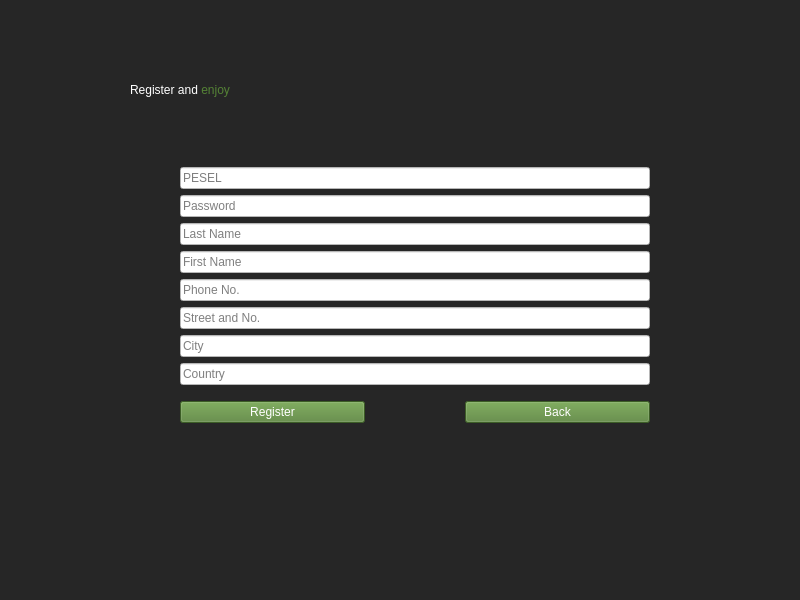
First picture: the form in registerview.ui, repository wcislak97/ProdigyLibrary, before the edit.
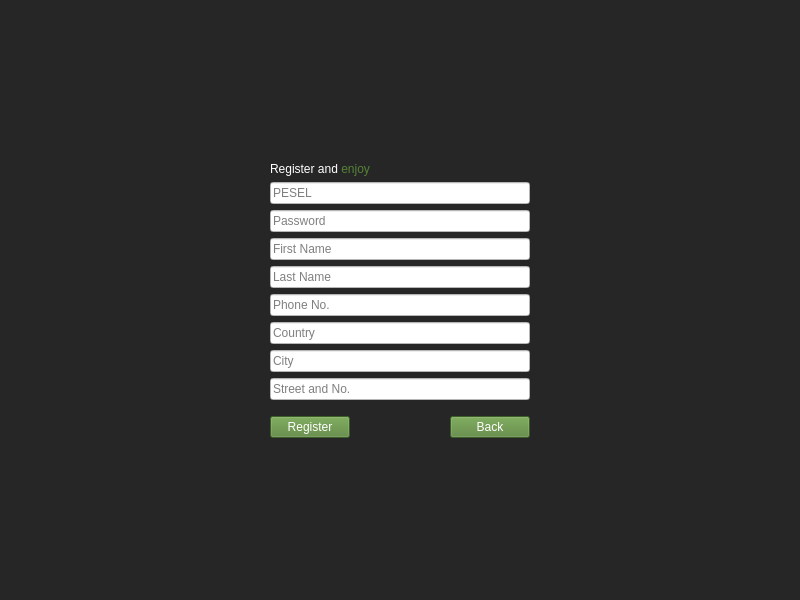
Second picture: the form after the edit.

What changed in the file:
```diff
--- a/registerview.ui
+++ b/registerview.ui
@@ -19,15 +19,8 @@
   <property name="styleSheet">
    <string notr="true">background-color: rgb(38, 38, 38);</string>
   </property>
-  <widget class="QWidget" name="gridLayoutWidget_2">
-   <property name="geometry">
-    <rect>
-     <x>130</x>
-     <y>40</y>
-     <width>570</width>
-     <height>383</height>
-    </rect>
-   </property>
+  <layout class="QVBoxLayout" name="verticalLayout_2">
+   <item>
    <layout class="QGridLayout" name="gridLayout_2">
     <property name="topMargin">
      <number>0</number>
@@ -36,8 +29,38 @@
      <number>6</number>
     </property>
     <item row="0" column="1">
+      <layout class="QVBoxLayout" name="verticalLayout">
+       <item>
      <layout class="QHBoxLayout" name="horizontalLayout">
       <item>
+          <spacer name="horizontalSpacer">
+           <property name="orientation">
+            <enum>Qt::Horizontal</enum>
+           </property>
+           <property name="sizeHint" stdset="0">
+            <size>
+             <width>40</width>
+             <height>20</height>
+            </size>
+           </property>
+          </spacer>
+         </item>
+         <item>
+          <layout class="QVBoxLayout" name="verticalLayout_3">
+           <item>
+            <spacer name="verticalSpacer">
+             <property name="orientation">
+              <enum>Qt::Vertical</enum>
+             </property>
+             <property name="sizeHint" stdset="0">
+              <size>
+               <width>20</width>
+               <height>40</height>
+              </size>
+             </property>
+            </spacer>
+           </item>
+           <item>
        <widget class="QLabel" name="label_welcome">
         <property name="layoutDirection">
          <enum>Qt::LeftToRight</enum>
@@ -54,20 +77,7 @@
         </property>
        </widget>
       </item>
-     </layout>
-    </item>
-    <item row="4" column="1">
-     <layout class="QGridLayout" name="gridLayout_lineEdit_login" columnstretch="0">
-      <property name="leftMargin">
-       <number>50</number>
-      </property>
-      <property name="topMargin">
-       <number>20</number>
-      </property>
-      <property name="rightMargin">
-       <number>50</number>
-      </property>
-      <item row="0" column="0">
+           <item>
        <widget class="QLineEdit" name="lineEdit_pesel">
         <property name="styleSheet">
          <string notr="true">background-color: rgb(255, 255, 255);
@@ -81,21 +91,7 @@
         </property>
        </widget>
       </item>
-      <item row="3" column="0">
-       <widget class="QLineEdit" name="lineEdit_last_name">
-        <property name="styleSheet">
-         <string notr="true">background-color: rgb(255, 255, 255);
-color: rgb(0, 0, 0);</string>
-        </property>
-        <property name="text">
-         <string/>
-        </property>
-        <property name="placeholderText">
-         <string>Last Name</string>
-        </property>
-       </widget>
-      </item>
-      <item row="1" column="0">
+           <item>
        <widget class="QLineEdit" name="lineEdit_password">
         <property name="styleSheet">
          <string notr="true">background-color: rgb(255, 255, 255);
@@ -112,7 +108,86 @@
         </property>
        </widget>
       </item>
-      <item row="6" column="0">
+           <item>
+            <widget class="QLineEdit" name="lineEdit_first_name">
+             <property name="styleSheet">
+              <string notr="true">background-color: rgb(255, 255, 255);
+color: rgb(0, 0, 0);</string>
+             </property>
+             <property name="text">
+              <string/>
+             </property>
+             <property name="echoMode">
+              <enum>QLineEdit::Normal</enum>
+             </property>
+             <property name="placeholderText">
+              <string>First Name</string>
+             </property>
+            </widget>
+           </item>
+           <item>
+            <widget class="QLineEdit" name="lineEdit_last_name">
+             <property name="styleSheet">
+              <string notr="true">background-color: rgb(255, 255, 255);
+color: rgb(0, 0, 0);</string>
+             </property>
+             <property name="text">
+              <string/>
+             </property>
+             <property name="placeholderText">
+              <string>Last Name</string>
+             </property>
+            </widget>
+           </item>
+           <item>
+            <widget class="QLineEdit" name="lineEdit_phone_number">
+             <property name="styleSheet">
+              <string notr="true">background-color: rgb(255, 255, 255);
+color: rgb(0, 0, 0);</string>
+             </property>
+             <property name="text">
+              <string/>
+             </property>
+             <property name="echoMode">
+              <enum>QLineEdit::Normal</enum>
+             </property>
+             <property name="placeholderText">
+              <string>Phone No.</string>
+             </property>
+            </widget>
+           </item>
+           <item>
+            <widget class="QLineEdit" name="lineEdit_country">
+             <property name="styleSheet">
+              <string notr="true">background-color: rgb(255, 255, 255);
+color: rgb(0, 0, 0);</string>
+             </property>
+             <property name="text">
+              <string/>
+             </property>
+             <property name="placeholderText">
+              <string>Country</string>
+             </property>
+            </widget>
+           </item>
+           <item>
+            <widget class="QLineEdit" name="lineEdit_city">
+             <property name="styleSheet">
+              <string notr="true">background-color: rgb(255, 255, 255);
+color: rgb(0, 0, 0);</string>
+             </property>
+             <property name="text">
+              <string/>
+             </property>
+             <property name="echoMode">
+              <enum>QLineEdit::Normal</enum>
+             </property>
+             <property name="placeholderText">
+              <string>City</string>
+             </property>
+            </widget>
+           </item>
+           <item>
        <widget class="QLineEdit" name="lineEdit_street_and_number">
         <property name="styleSheet">
          <string notr="true">background-color: rgb(255, 255, 255);
@@ -126,7 +201,7 @@
         </property>
        </widget>
       </item>
-      <item row="9" column="0">
+           <item>
        <layout class="QHBoxLayout" name="horizontalLayout_buttons">
         <property name="spacing">
          <number>100</number>
@@ -559,75 +634,41 @@
         </item>
        </layout>
       </item>
-      <item row="7" column="0">
-       <widget class="QLineEdit" name="lineEdit_city">
-        <property name="styleSheet">
-         <string notr="true">background-color: rgb(255, 255, 255);
-color: rgb(0, 0, 0);</string>
-        </property>
-        <property name="text">
-         <string/>
-        </property>
-        <property name="echoMode">
-         <enum>QLineEdit::Normal</enum>
-        </property>
-        <property name="placeholderText">
-         <string>City</string>
-        </property>
-       </widget>
-      </item>
-      <item row="5" column="0">
-       <widget class="QLineEdit" name="lineEdit_phone_number">
-        <property name="styleSheet">
-         <string notr="true">background-color: rgb(255, 255, 255);
-color: rgb(0, 0, 0);</string>
-        </property>
-        <property name="text">
-         <string/>
-        </property>
-        <property name="echoMode">
-         <enum>QLineEdit::Normal</enum>
-        </property>
-        <property name="placeholderText">
-         <string>Phone No.</string>
-        </property>
-       </widget>
-      </item>
-      <item row="8" column="0">
-       <widget class="QLineEdit" name="lineEdit_country">
-        <property name="styleSheet">
-         <string notr="true">background-color: rgb(255, 255, 255);
-color: rgb(0, 0, 0);</string>
-        </property>
-        <property name="text">
-         <string/>
-        </property>
-        <property name="placeholderText">
-         <string>Country</string>
-        </property>
-       </widget>
-      </item>
-      <item row="4" column="0">
-       <widget class="QLineEdit" name="lineEdit_first_name">
-        <property name="styleSheet">
-         <string notr="true">background-color: rgb(255, 255, 255);
-color: rgb(0, 0, 0);</string>
-        </property>
-        <property name="text">
-         <string/>
-        </property>
-        <property name="echoMode">
-         <enum>QLineEdit::Normal</enum>
-        </property>
-        <property name="placeholderText">
-         <string>First Name</string>
-        </property>
-       </widget>
+           <item>
+            <spacer name="verticalSpacer_2">
+             <property name="orientation">
+              <enum>Qt::Vertical</enum>
+             </property>
+             <property name="sizeHint" stdset="0">
+              <size>
+               <width>20</width>
+               <height>40</height>
+              </size>
+             </property>
+            </spacer>
+           </item>
+          </layout>
+         </item>
+         <item>
+          <spacer name="horizontalSpacer_2">
+           <property name="orientation">
+            <enum>Qt::Horizontal</enum>
+           </property>
+           <property name="sizeHint" stdset="0">
+            <size>
+             <width>40</width>
+             <height>20</height>
+            </size>
+           </property>
+          </spacer>
+         </item>
+        </layout>
       </item>
      </layout>
     </item>
    </layout>
-  </widget>
+   </item>
+  </layout>
  </widget>
  <resources/>
  <connections/>
```
Lines whose indentation alone changed are shown as unchanged.
